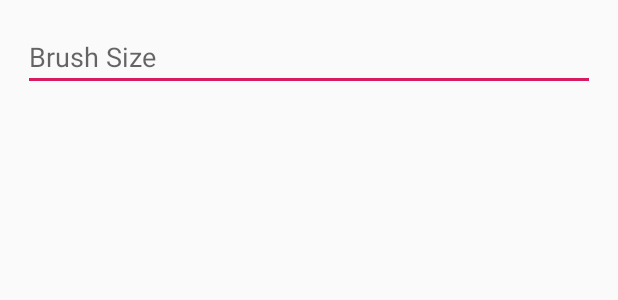
After one commit to danielphoenixhuang/paintApp, an Android app: the layout dialog_brush_size.xml on its own in the app's theme, with its tools: preview values and no code run, on a phone screen of 412 x 824 dp. The commit adds this screen. Shown: the top 300 px of the screen. Run offline under Robolectric (Android 15) with nearby library versions, the phone set to English and light mode, and no system bars.

Commit message:
App can select brush size

```diff
--- a/app/src/main/java/d/da/paintapp/PaintView.java
+++ b/app/src/main/java/d/da/paintapp/PaintView.java
@@ -33,7 +33,6 @@ public class PaintView extends View {
 
     public PaintView(Context context) {
         this(context, null);
-
     }
 
     public PaintView(Context context, AttributeSet attrs) {
@@ -58,6 +57,11 @@ public class PaintView extends View {
 
         currentColor = DEFAULT_COLOR;
         drawWidth = brushSize;
+    }
+
+    public void setBrushSize(int size)
+    {
+        brushSize = size;
     }
 
     public int getCurrentColor()
--- /dev/null
+++ b/app/src/main/res/layout/dialog_brush_size.xml
@@ -0,0 +1,16 @@
+<?xml version="1.0" encoding="utf-8"?>
+<LinearLayout xmlns:android="http://schemas.android.com/apk/res/android"
+    xmlns:tools="http://schemas.android.com/tools"
+    android:layout_width="match_parent"
+    android:layout_height="match_parent"
+    android:orientation="vertical"
+    android:padding="15dp">
+
+
+    <EditText
+        android:id="@+id/textView_brushSize"
+        android:layout_width="match_parent"
+        android:layout_height="wrap_content"
+        android:hint="Brush Size"
+        android:inputType="number" />
+</LinearLayout>
```
Also changed, not shown: app/src/main/java/d/da/paintapp/BrushSizeDialog.java (added, +68 -0 lines), app/src/main/java/d/da/paintapp/MainActivity.java (+23 -1 lines), app/src/main/res/layout/activity_main.xml (+12 -0 lines).
